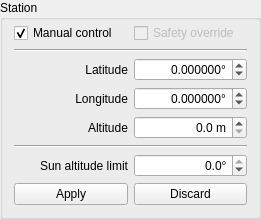
Qt form widgets/qstation.ui (AMOS-uniba/amos-client) before a commit.
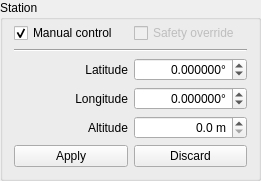
The same form after that commit.

The edit to the form file:
```diff
--- a/widgets/qstation.ui
+++ b/widgets/qstation.ui
@@ -7,7 +7,7 @@
     <x>0</x>
     <y>0</y>
     <width>261</width>
-    <height>197</height>
+    <height>162</height>
    </rect>
   </property>
   <property name="sizePolicy">
@@ -180,51 +180,6 @@
     </widget>
    </item>
    <item row="5" column="0" colspan="2">
-    <widget class="Line" name="line_down">
-     <property name="orientation">
-      <enum>Qt::Horizontal</enum>
-     </property>
-    </widget>
-   </item>
-   <item row="6" column="0">
-    <widget class="QLabel" name="lx_darkness_limit">
-     <property name="text">
-      <string>Sun altitude limit</string>
-     </property>
-     <property name="alignment">
-      <set>Qt::AlignRight|Qt::AlignTrailing|Qt::AlignVCenter</set>
-     </property>
-    </widget>
-   </item>
-   <item row="6" column="1">
-    <widget class="QDoubleSpinBox" name="dsb_darkness_limit">
-     <property name="toolTip">
-      <string>darkness limit for opening the cover</string>
-     </property>
-     <property name="alignment">
-      <set>Qt::AlignRight|Qt::AlignTrailing|Qt::AlignVCenter</set>
-     </property>
-     <property name="showGroupSeparator" stdset="0">
-      <bool>true</bool>
-     </property>
-     <property name="suffix">
-      <string>°</string>
-     </property>
-     <property name="decimals">
-      <number>1</number>
-     </property>
-     <property name="minimum">
-      <double>-18.000000000000000</double>
-     </property>
-     <property name="maximum">
-      <double>0.000000000000000</double>
-     </property>
-     <property name="singleStep">
-      <double>0.500000000000000</double>
-     </property>
-    </widget>
-   </item>
-   <item row="7" column="0" colspan="2">
     <layout class="QHBoxLayout" name="hl_station_info">
      <item>
       <widget class="QPushButton" name="bt_apply">
```
Left out of the diff: 229 changed lines with no effect on the pictures.
